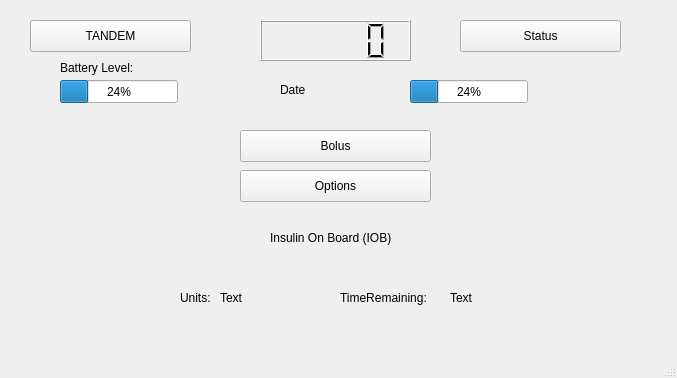
Qt form COMP3004-FinalProject/mainwindow.ui (cgawdzik/COMP3004-TeamProject) before a commit.
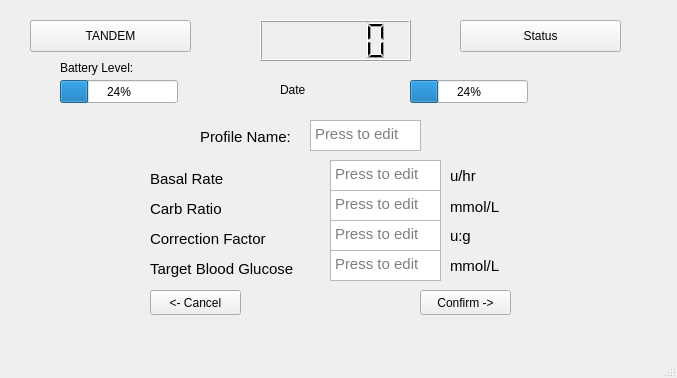
The same form after that commit. The open tabs and pages were chosen to show the change.

Commit message: Personal Profiles and Pump Settings GUO

What changed in the file:
```diff
--- a/COMP3004-FinalProject/mainwindow.ui
+++ b/COMP3004-FinalProject/mainwindow.ui
@@ -36,6 +36,9 @@
       <height>251</height>
      </rect>
     </property>
+    <property name="styleSheet">
+     <string notr="true"/>
+    </property>
     <property name="currentIndex">
      <number>1</number>
     </property>
@@ -444,7 +447,413 @@
      </widget>
     </widget>
     <widget class="QWidget" name="PersonalProfileScreen">
-     <widget class="QWidget" name="verticalLayoutWidget_2">
+     <widget class="QLabel" name="label_11">
+      <property name="geometry">
+       <rect>
+        <x>110</x>
+        <y>10</y>
+        <width>161</width>
+        <height>17</height>
+       </rect>
+      </property>
+      <property name="styleSheet">
+       <string notr="true">font-size: 19px;</string>
+      </property>
+      <property name="text">
+       <string>Personal Profiles</string>
+      </property>
+     </widget>
+     <widget class="QPushButton" name="CreateProfileButton">
+      <property name="geometry">
+       <rect>
+        <x>280</x>
+        <y>40</y>
+        <width>61</width>
+        <height>51</height>
+       </rect>
+      </property>
+      <property name="styleSheet">
+       <string notr="true">font-weight: bold; font-size: 25px;</string>
+      </property>
+      <property name="text">
+       <string>+</string>
+      </property>
+     </widget>
+     <widget class="QPushButton" name="DeleteProfileButton">
+      <property name="geometry">
+       <rect>
+        <x>280</x>
+        <y>100</y>
+        <width>61</width>
+        <height>51</height>
+       </rect>
+      </property>
+      <property name="styleSheet">
+       <string notr="true">font-weight: bold; font-size: 25px;</string>
+      </property>
+      <property name="text">
+       <string>-</string>
+      </property>
+     </widget>
+     <widget class="QScrollArea" name="scrollArea">
+      <property name="geometry">
+       <rect>
+        <x>110</x>
+        <y>40</y>
+        <width>161</width>
+        <height>141</height>
+       </rect>
+      </property>
+      <property name="widgetResizable">
+       <bool>true</bool>
+      </property>
+      <widget class="QWidget" name="scrollAreaWidgetContents">
+       <property name="geometry">
+        <rect>
+         <x>0</x>
+         <y>0</y>
+         <width>159</width>
+         <height>139</height>
+        </rect>
+       </property>
+       <widget class="QPushButton" name="pushButton_3">
+        <property name="geometry">
+         <rect>
+          <x>0</x>
+          <y>0</y>
+          <width>161</width>
+          <height>25</height>
+         </rect>
+        </property>
+        <property name="text">
+         <string>Weekday</string>
+        </property>
+       </widget>
+      </widget>
+     </widget>
+     <widget class="QPushButton" name="PersonalProfileBackButton">
+      <property name="geometry">
+       <rect>
+        <x>0</x>
+        <y>10</y>
+        <width>100</width>
+        <height>32</height>
+       </rect>
+      </property>
+      <property name="text">
+       <string>&lt;-</string>
+      </property>
+     </widget>
+    </widget>
+    <widget class="QWidget" name="ProfileCreatorScreen">
+     <widget class="QLabel" name="BasalRateLabel">
+      <property name="geometry">
+       <rect>
+        <x>20</x>
+        <y>60</y>
+        <width>121</width>
+        <height>17</height>
+       </rect>
+      </property>
+      <property name="styleSheet">
+       <string notr="true">font-size: 15px;</string>
+      </property>
+      <property name="text">
+       <string>Basal Rate</string>
+      </property>
+     </widget>
+     <widget class="QLabel" name="CarbRatioLabel">
+      <property name="geometry">
+       <rect>
+        <x>20</x>
+        <y>90</y>
+        <width>121</width>
+        <height>17</height>
+       </rect>
+      </property>
+      <property name="styleSheet">
+       <string notr="true">font-size: 15px;</string>
+      </property>
+      <property name="text">
+       <string>Carb Ratio</string>
+      </property>
+     </widget>
+     <widget class="QLabel" name="CorrFactorLabel">
+      <property name="geometry">
+       <rect>
+        <x>20</x>
+        <y>120</y>
+        <width>131</width>
+        <height>17</height>
+       </rect>
+      </property>
+      <property name="styleSheet">
+       <string notr="true">font-size: 15px;</string>
+      </property>
+      <property name="text">
+       <string>Correction Factor</string>
+      </property>
+     </widget>
+     <widget class="QLabel" name="TargetBGLabel">
+      <property name="geometry">
+       <rect>
+        <x>20</x>
+        <y>150</y>
+        <width>161</width>
+        <height>17</height>
+       </rect>
+      </property>
+      <property name="styleSheet">
+       <string notr="true">font-size: 15px;</string>
+      </property>
+      <property name="text">
+       <string>Target Blood Glucose</string>
+      </property>
+     </widget>
+     <widget class="QTextEdit" name="BasalRateTextEdit">
+      <property name="geometry">
+       <rect>
+        <x>200</x>
+        <y>50</y>
+        <width>111</width>
+        <height>31</height>
+       </rect>
+      </property>
+      <property name="styleSheet">
+       <string notr="true">font-size: 15px;</string>
+      </property>
+      <property name="documentTitle">
+       <string/>
+      </property>
+      <property name="placeholderText">
+       <string>Press to edit</string>
+      </property>
+     </widget>
+     <widget class="QTextEdit" name="CarbRatioTextEdit">
+      <property name="geometry">
+       <rect>
+        <x>200</x>
+        <y>80</y>
+        <width>111</width>
+        <height>31</height>
+       </rect>
+      </property>
+      <property name="styleSheet">
+       <string notr="true">font-size: 15px;</string>
+      </property>
+      <property name="placeholderText">
+       <string>Press to edit</string>
+      </property>
+     </widget>
+     <widget class="QTextEdit" name="CorrFactorTextEdit">
+      <property name="geometry">
+       <rect>
+        <x>200</x>
+        <y>110</y>
+        <width>111</width>
+        <height>31</height>
+       </rect>
+      </property>
+      <property name="styleSheet">
+       <string notr="true">font-size: 15px;</string>
+      </property>
+      <property name="placeholderText">
+       <string>Press to edit</string>
+      </property>
+     </widget>
+     <widget class="QTextEdit" name="TargetBGTextEdit">
+      <property name="geometry">
+       <rect>
+        <x>200</x>
+        <y>140</y>
+        <width>111</width>
+        <height>31</height>
+       </rect>
+      </property>
+      <property name="styleSheet">
+       <string notr="true">font-size: 15px;</string>
+      </property>
+      <property name="placeholderText">
+       <string>Press to edit</string>
+      </property>
+     </widget>
+     <widget class="QLabel" name="BasalRateUnitsLabel">
+      <property name="geometry">
+       <rect>
+        <x>320</x>
+        <y>50</y>
+        <width>41</width>
+        <height>31</height>
+       </rect>
+      </property>
+      <property name="styleSheet">
+       <string notr="true">font-size: 15px;</string>
+      </property>
+      <property name="text">
+       <string>u/hr</string>
+      </property>
+     </widget>
+     <widget class="QLabel" name="CarbRatioUnitsLabel">
+      <property name="geometry">
+       <rect>
+        <x>320</x>
+        <y>86</y>
+        <width>61</width>
+        <height>21</height>
+       </rect>
+      </property>
+      <property name="styleSheet">
+       <string notr="true">font-size: 15px;</string>
+      </property>
+      <property name="text">
+       <string>mmol/L</string>
+      </property>
+     </widget>
+     <widget class="QLabel" name="CorrFactorUnitsLabel">
+      <property name="geometry">
+       <rect>
+        <x>320</x>
+        <y>110</y>
+        <width>41</width>
+        <height>31</height>
+       </rect>
+      </property>
+      <property name="styleSheet">
+       <string notr="true">font-size: 15px;</string>
+      </property>
+      <property name="text">
+       <string>u:g</string>
+      </property>
+     </widget>
+     <widget class="QLabel" name="TargetBGUnitsLabel">
+      <property name="geometry">
+       <rect>
+        <x>320</x>
+        <y>140</y>
+        <width>71</width>
+        <height>31</height>
+       </rect>
+      </property>
+      <property name="styleSheet">
+       <string notr="true">font-size: 15px;</string>
+      </property>
+      <property name="text">
+       <string>mmol/L</string>
+      </property>
+     </widget>
+     <widget class="QLabel" name="ProfileNameLabel">
+      <property name="geometry">
+       <rect>
+        <x>70</x>
+        <y>16</y>
+        <width>121</width>
+        <height>21</height>
+       </rect>
+      </property>
+      <property name="styleSheet">
+       <string notr="true">font-size: 15px;</string>
+      </property>
+      <property name="text">
+       <string>Profile Name:</string>
+      </property>
+     </widget>
+     <widget class="QTextEdit" name="ProfileNameTextEdit">
+      <property name="geometry">
+       <rect>
+        <x>180</x>
+        <y>10</y>
+        <width>111</width>
+        <height>31</height>
+       </rect>
+      </property>
+      <property name="styleSheet">
+       <string notr="true">font-size: 15px;</string>
+      </property>
+      <property name="documentTitle">
+       <string/>
+      </property>
+      <property name="placeholderText">
+       <string>Press to edit</string>
+      </property>
+     </widget>
+     <widget class="QPushButton" name="CancelProfileButton">
+      <property name="geometry">
+       <rect>
+        <x>20</x>
+        <y>180</y>
+        <width>91</width>
+        <height>25</height>
+       </rect>
+      </property>
+      <property name="text">
+       <string>&lt;- Cancel</string>
+      </property>
+     </widget>
+     <widget class="QPushButton" name="ConfirmProfileButton">
+      <property name="geometry">
+       <rect>
+        <x>290</x>
+        <y>180</y>
+        <width>91</width>
+        <height>25</height>
+       </rect>
+      </property>
+      <property name="text">
+       <string>Confirm -&gt;</string>
+      </property>
+     </widget>
+    </widget>
+    <widget class="QWidget" name="PumpSettingsScreen">
+     <widget class="QScrollArea" name="scrollArea_2">
+      <property name="geometry">
+       <rect>
+        <x>130</x>
+        <y>10</y>
+        <width>161</width>
+        <height>61</height>
+       </rect>
+      </property>
+      <property name="widgetResizable">
+       <bool>true</bool>
+      </property>
+      <widget class="QWidget" name="scrollAreaWidgetContents_2">
+       <property name="geometry">
+        <rect>
+         <x>0</x>
+         <y>0</y>
+         <width>159</width>
+         <height>59</height>
+        </rect>
+       </property>
+       <widget class="QPushButton" name="StopBasalButton">
+        <property name="geometry">
+         <rect>
+          <x>0</x>
+          <y>0</y>
+          <width>161</width>
+          <height>25</height>
+         </rect>
+        </property>
+        <property name="text">
+         <string>Stop Basal Delivery</string>
+        </property>
+       </widget>
+       <widget class="QPushButton" name="ConfigureBasalButton">
+        <property name="geometry">
+         <rect>
+          <x>0</x>
+          <y>30</y>
+          <width>161</width>
+          <height>25</height>
+         </rect>
+        </property>
+        <property name="text">
+         <string>Configure Basal Rate</string>
+        </property>
+       </widget>
+      </widget>
+     </widget>
+     <widget class="QPushButton" name="PumpSettingsBackButton">
       <property name="geometry">
        <rect>
         <x>10</x>
```
Left out of the diff: 22 changed lines with no effect on the pictures. The commit also changes 1 other file.
